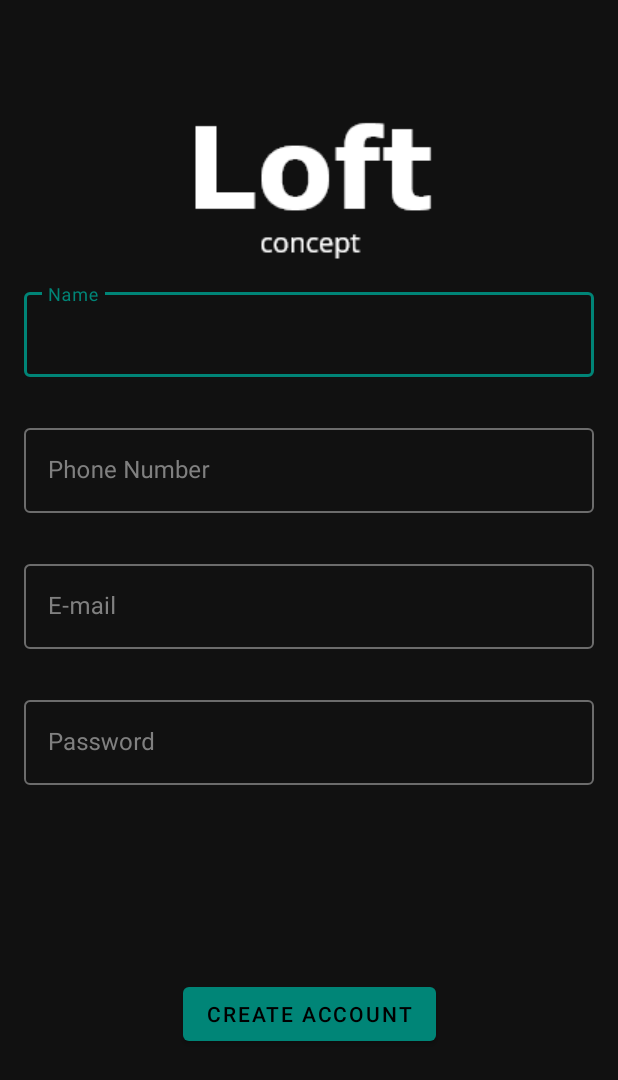
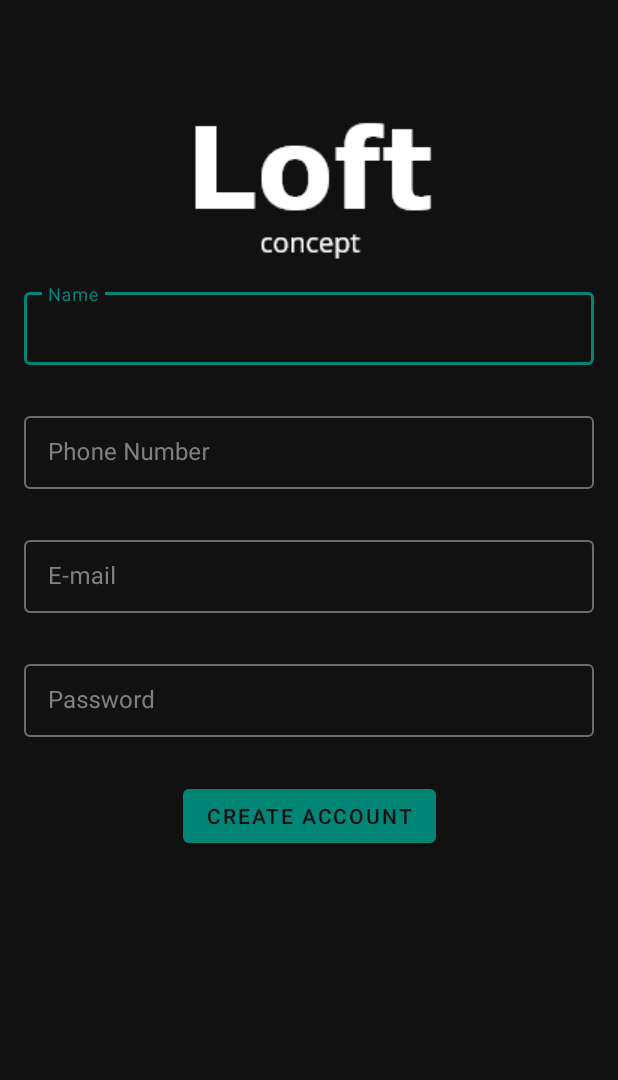
Before and after one commit to deoliveiracharles/loft, an Android app: the screen it shows after launch (CreateAccount), after a tap on "Create Account", on a phone screen of 412 x 824 dp. Shown: the top 1080 px of the screen. Run offline under Robolectric (Android 15) with nearby library versions, the phone set to English and light mode, and no system bars.

Commit message:
reviewed login and createAccount interactions/restrictions + material design cont.

```diff
--- a/app/src/main/java/br/ufrpe/loftapp2/credentials/CreateAccount.kt
+++ b/app/src/main/java/br/ufrpe/loftapp2/credentials/CreateAccount.kt
@@ -1,7 +1,10 @@
 package br.ufrpe.loftapp2.credentials
 
+import android.content.Intent
 import android.support.v7.app.AppCompatActivity
 import android.os.Bundle
+import android.view.View
+import br.ufrpe.loftapp2.MainActivity
 import br.ufrpe.loftapp2.R
 
 class CreateAccount : AppCompatActivity() {
@@ -10,4 +13,15 @@ class CreateAccount : AppCompatActivity() {
         super.onCreate(savedInstanceState)
         setContentView(R.layout.activity_create_account)
     }
+
+    override fun onResume() {
+        super.onResume()
+        window.decorView.systemUiVisibility = View.SYSTEM_UI_FLAG_FULLSCREEN
+        actionBar?.hide()
+    }
+
+    fun bttnClick(v: View){
+        val intent = Intent(this, Login::class.java )
+        startActivity(intent)
+    }
 }
--- a/app/src/main/java/br/ufrpe/loftapp2/credentials/Login.kt
+++ b/app/src/main/java/br/ufrpe/loftapp2/credentials/Login.kt
@@ -4,7 +4,6 @@ import android.content.Intent
 import android.support.v7.app.AppCompatActivity
 import android.os.Bundle
 import android.view.View
-import android.widget.Button
 import br.ufrpe.loftapp2.MainActivity
 import br.ufrpe.loftapp2.R
 
@@ -13,6 +12,12 @@ class Login : AppCompatActivity() {
     override fun onCreate(savedInstanceState: Bundle?) {
         super.onCreate(savedInstanceState)
         setContentView(R.layout.activity_login)
+    }
+
+    override fun onResume() {
+        super.onResume()
+        window.decorView.systemUiVisibility = View.SYSTEM_UI_FLAG_FULLSCREEN
+        actionBar?.hide()
     }
 
     fun click(v : View) {
--- a/app/src/main/res/drawable/detail_background.xml
+++ b/app/src/main/res/drawable/detail_background.xml
@@ -5,4 +5,7 @@
         android:endColor="#ffffff"
         android:angle="270"/>
 
+    <corners
+            android:radius="5dp">
+    </corners>
 </shape>
--- a/app/src/main/res/layout/activity_create_account.xml
+++ b/app/src/main/res/layout/activity_create_account.xml
@@ -1,4 +1,10 @@
 <?xml version="1.0" encoding="utf-8"?>
+<android.widget.ScrollView
+        xmlns:android="http://schemas.android.com/apk/res/android"
+        xmlns:app="http://schemas.android.com/apk/res-auto" android:layout_width="match_parent"
+        android:layout_height="match_parent"
+        android:background="@color/colorBackground">
+
 <android.support.constraint.ConstraintLayout
         xmlns:android="http://schemas.android.com/apk/res/android"
         xmlns:tools="http://schemas.android.com/tools"
@@ -16,7 +22,7 @@
 
     <android.support.design.widget.TextInputLayout
             android:id="@+id/insert_name"
-            style="@style/Widget.MaterialComponents.TextInputLayout.OutlinedBox"
+            style="@style/Widget.MaterialComponents.TextInputLayout.OutlinedBox.Dense"
             android:textColorHint="@color/colorHint"
             android:layout_width="match_parent"
             android:layout_height="wrap_content"
@@ -28,16 +34,17 @@
         <android.support.design.widget.TextInputEditText
                 android:backgroundTint="@color/colorHint"
                 android:textColor="@color/colorFont"
+                android:inputType="textPersonName"
                 android:id="@+id/insert_name_edit"
                 android:layout_width="match_parent"
-                android:layout_height="wrap_content"
+                android:layout_height="wrap_content" android:singleLine="true"
                 android:hint="@string/name"/>
 
     </android.support.design.widget.TextInputLayout>
 
     <android.support.design.widget.TextInputLayout
             android:id="@+id/insert_phone"
-            style="@style/Widget.MaterialComponents.TextInputLayout.OutlinedBox"
+            style="@style/Widget.MaterialComponents.TextInputLayout.OutlinedBox.Dense"
             android:textColorHint="@color/colorHint"
             android:layout_width="match_parent"
             android:layout_height="wrap_content"
@@ -49,16 +56,17 @@
         <android.support.design.widget.TextInputEditText
                 android:backgroundTint="@color/colorHint"
                 android:textColor="@color/colorFont"
+                android:inputType="phone"
                 android:id="@+id/insert_phone_edit"
                 android:layout_width="match_parent"
-                android:layout_height="wrap_content"
+                android:layout_height="wrap_content" android:singleLine="true"
                 android:hint="@string/phoneNumber"/>
 
     </android.support.design.widget.TextInputLayout>
 
     <android.support.design.widget.TextInputLayout
             android:id="@+id/insert_email"
-            style="@style/Widget.MaterialComponents.TextInputLayout.OutlinedBox"
+            style="@style/Widget.MaterialComponents.TextInputLayout.OutlinedBox.Dense"
             android:textColorHint="@color/colorHint"
             android:layout_width="match_parent"
             android:layout_height="wrap_content"
@@ -70,16 +78,17 @@
         <android.support.design.widget.TextInputEditText
                 android:backgroundTint="@color/colorHint"
                 android:textColor="@color/colorFont"
+                android:inputType="textEmailAddress"
                 android:id="@+id/insert_email_edit"
                 android:layout_width="match_parent"
-                android:layout_height="wrap_content"
+                android:layout_height="wrap_content" android:singleLine="true"
                 android:hint="@string/Email"/>
 
     </android.support.design.widget.TextInputLayout>
 
     <android.support.design.widget.TextInputLayout
             android:id="@+id/insert_password"
-            style="@style/Widget.MaterialComponents.TextInputLayout.OutlinedBox"
+            style="@style/Widget.MaterialComponents.TextInputLayout.OutlinedBox.Dense"
             android:textColorHint="@color/colorHint"
             android:layout_width="match_parent"
             android:layout_height="wrap_content"
@@ -89,18 +98,20 @@
             android:layout_marginEnd="16dp">
 
         <android.support.design.widget.TextInputEditText
-                android:backgroundTint="@color/colorHint"
+                android:backgroundTint="@color/colorHint" android:ems="7"
                 android:textColor="@color/colorFont"
+                android:inputType="textPassword"
                 android:id="@+id/insert_password_edit"
                 android:layout_width="match_parent"
-                android:layout_height="wrap_content"
+                android:layout_height="wrap_content" android:singleLine="true"
                 android:hint="@string/Password"/>
 
     </android.support.design.widget.TextInputLayout>
 
     <android.support.design.button.MaterialButton
+            android:onClick="bttnClick"
             android:id="@+id/create_account_button"
-            style="@style/Widget.MaterialComponents.Button"
+            style="@style/buttonText"
             android:text="@string/createAccount"
             android:layout_width="wrap_content"
             android:layout_height="wrap_content" app:layout_constraintEnd_toEndOf="parent"
@@ -110,3 +121,5 @@
 
 
 </android.support.constraint.ConstraintLayout>
+
+</android.widget.ScrollView>
--- a/app/src/main/res/layout/activity_delete.xml
+++ b/app/src/main/res/layout/activity_delete.xml
@@ -37,6 +37,7 @@
 
         <Button
             android:layout_width="wrap_content"
+            style="@style/buttonText"
             android:layout_height="wrap_content"
             android:id="@+id/btnCancelYes"
             android:layout_marginRight="20dp"
--- a/app/src/main/res/layout/activity_detail.xml
+++ b/app/src/main/res/layout/activity_detail.xml
@@ -101,7 +101,8 @@
                 android:textSize="17sp"/>
 
 
-        <Button
+        <android.support.design.button.MaterialButton
+                style="@style/buttonText"
                 android:layout_width="wrap_content"
                 android:layout_height="wrap_content"
                 android:layout_gravity="center"
--- a/app/src/main/res/layout/activity_login.xml
+++ b/app/src/main/res/layout/activity_login.xml
@@ -35,14 +35,16 @@
             android:inputType="textPassword"
             android:ems="10"
             app:layout_constraintStart_toStartOf="@+id/emailField"
-            app:layout_constraintEnd_toEndOf="@+id/emailField" android:id="@+id/passwordField" android:layout_marginTop="16dp"
+            app:layout_constraintEnd_toEndOf="@+id/emailField" android:id="@+id/passwordField"
+            android:layout_marginTop="16dp"
             app:layout_constraintTop_toBottomOf="@+id/emailField"
             android:textColorHint="@color/colorHint"
             android:backgroundTint="@color/colorHint"
             android:hint="@string/Password" style="@style/Widget.AppCompat.EditText" android:singleLine="true"
             android:textColor="@color/colorFont"/>
-    <Button
+    <android.support.design.button.MaterialButton
             android:text="@string/SignIn"
+            style="@style/buttonText"
             android:onClick="bttnClick"
             android:layout_width="0dp"
             android:layout_height="wrap_content"
--- a/app/src/main/res/layout/menu_layout.xml
+++ b/app/src/main/res/layout/menu_layout.xml
@@ -29,7 +29,7 @@
         android:id="@+id/viewPage"
         android:layout_width="match_parent"
         android:layout_height="match_parent"
-        android:background="@color/loftDarkBlue"
+        android:background="@color/colorBackground"
         app:layout_behavior="@string/appbar_scrolling_view_behavior" />
 
 </LinearLayout>
--- a/app/src/main/res/values/colors.xml
+++ b/app/src/main/res/values/colors.xml
@@ -6,14 +6,15 @@
     <color name="loftDark">#000000</color>
     <color name="loftLight">#FFFFFF</color>
     <color name="loftTabUnchosen">#9b9b9b</color>
-    <color name="loftTabChosen">#ffff00</color>
+    <color name="loftTabChosen">#fcd506</color>
     <color name="loftDarkBlue">#083c8e</color>
     <color name="textColor">#000000</color>
-    <color name="pressBtn">#ffff00</color>
+    <color name="pressBtn">#fcd506</color>
     <color name="loftSoftDark">#303030</color>
     <!--added -->
     <color name="colorBackground">#111111</color>
     <color name="colorHint">#808080</color>
     <color name="colorFont">#d3d3d3</color>
     <color name="loftYellow">#fcd506</color>
+    <color name="loftYellowPressed">#a18b15</color>
 </resources>
--- a/app/src/main/res/values/styles.xml
+++ b/app/src/main/res/values/styles.xml
@@ -7,19 +7,28 @@
         <item name="colorPrimaryDark">@color/colorPrimaryDark</item>
         <item name="colorAccent">@color/loftYellow</item>
     </style>
-    <style name="AppTheme.NoActionBar">
+
+    <style name="AppTheme.NoActionBar" parent="Theme.MaterialComponents">
         <item name="windowActionBar">false</item>
         <item name="windowNoTitle">true</item>
     </style>
+
     <style name="AppTheme.AppBarOverlay" parent="ThemeOverlay.AppCompat.Dark.ActionBar"/>
     <style name="AppTheme.PopupOverlay" parent="ThemeOverlay.AppCompat.Light"/>
+
     <style name="AppTheme.detailStyle">
         <item name="android:windowIsTranslucent">true</item>
         <item name="android:windowCloseOnTouchOutside">true</item>
     </style>
+
     <style name="AppTheme.delStyle" parent="Theme.AppCompat.Light.NoActionBar">
         <item name="android:windowIsTranslucent">true</item>
         <item name="android:windowCloseOnTouchOutside">true</item>
     </style>
 
+    <style name="buttonText" parent="ThemeOverlay.MaterialComponents.Dark">
+        <item name="android:textColor">@color/colorBackground</item>
+        <item name="android:drawable">@color/loftYellowPressed</item>
+    </style>
+
 </resources>
```
Also changed, not shown: app/src/main/java/br/ufrpe/loftapp2/MainActivity.kt (+7 -0 lines).
